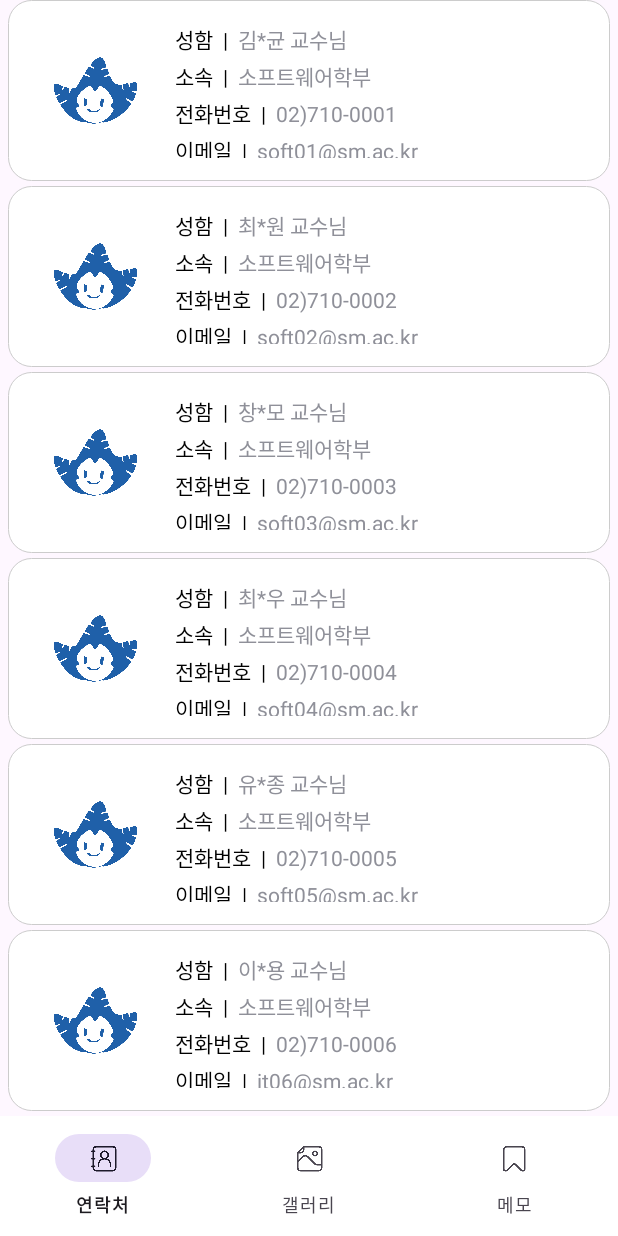
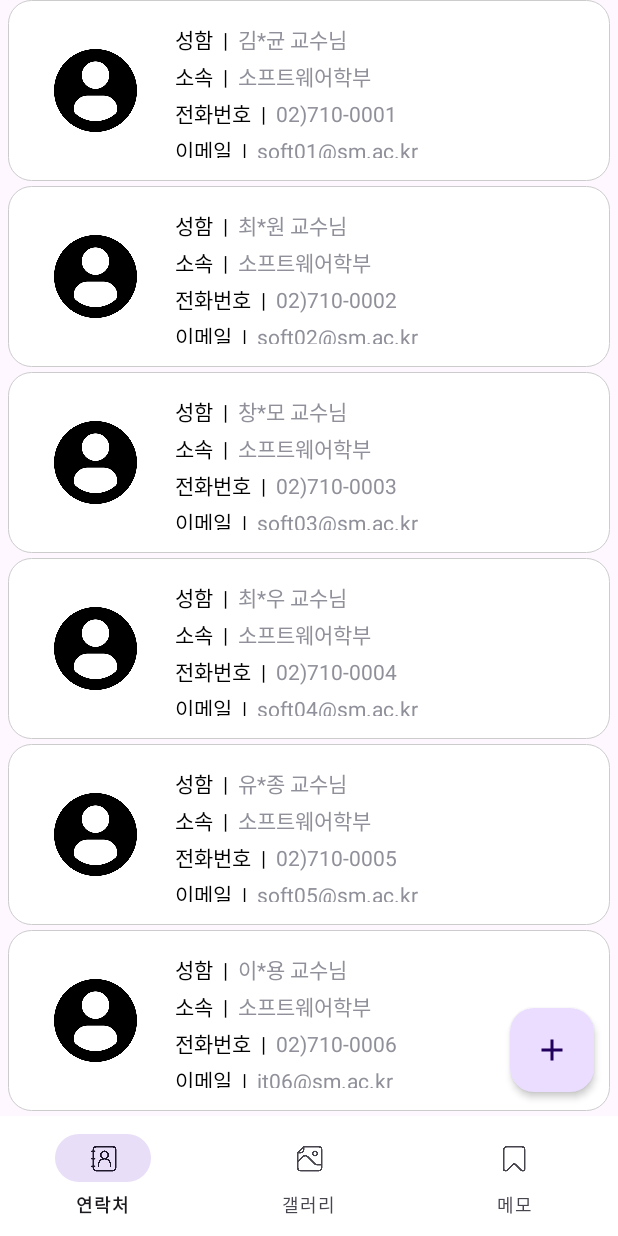
Before and after one commit to choubung/madcamp01, an Android app: the screen it shows after launch (MainActivity), on a phone screen of 412 x 824 dp. Run offline under Robolectric (Android 15) with nearby library versions, the phone set to English and light mode, and no system bars.

Commit message:
연락처 추가 기능까지 구현

```diff
--- a/app/src/main/java/com/example/myapp/Fragment1.java
+++ b/app/src/main/java/com/example/myapp/Fragment1.java
@@ -1,8 +1,14 @@
 package com.example.myapp;
 
+import static android.app.Activity.RESULT_OK;
+
 import android.content.Intent;
+import android.net.Uri;
 import android.os.Bundle;
 
+import androidx.activity.result.ActivityResultCallback;
+import androidx.activity.result.ActivityResultLauncher;
+import androidx.activity.result.contract.ActivityResultContracts;
 import androidx.annotation.NonNull;
 import androidx.annotation.Nullable;
 import androidx.fragment.app.Fragment;
@@ -13,6 +19,8 @@ import android.view.LayoutInflater;
 import android.view.View;
 import android.view.ViewGroup;
 import android.widget.Toast;
+
+import com.google.android.material.floatingactionbutton.FloatingActionButton;
 
 import org.json.JSONArray;
 import org.json.JSONObject;
@@ -26,9 +34,10 @@ public class Fragment1 extends Fragment {
     RecyclerView recyclerView;
     LinearLayoutManager layoutManager;
     ContactAdapter adapter;
+    ArrayList<ContactItem> contactItems = new ArrayList<>();
+    FloatingActionButton fab;
 
-    ContactItem item;
-    ArrayList<ContactItem> contactItems = new ArrayList<>();
+    private ActivityResultLauncher<Intent> addContactLauncher;
 
     @Nullable
     @Override
@@ -53,6 +62,34 @@ public class Fragment1 extends Fragment {
                 Intent intent = new Intent(getActivity(), ContactInfoActivity.class);
                 intent.putExtra("contact", item);
                 startActivity(intent);
+            }
+        });
+
+        addContactLauncher = registerForActivityResult(
+                new ActivityResultContracts.StartActivityForResult(),
+                result -> {
+                    if (result.getResultCode() == RESULT_OK && result.getData() != null) {
+                        String name = result.getData().getStringExtra("name");
+                        String department = result.getData().getStringExtra("department");
+                        String number = result.getData().getStringExtra("number");
+                        String email = result.getData().getStringExtra("email");
+
+                        contactItems.add(new ContactItem(name, department, number, email));
+                        adapter.notifyItemInserted(contactItems.size() - 1);  // 변경된 위치가 마지막 인덱스이므로 -1을 해준다.
+                    }
+                }
+        );
+
+        fab = (FloatingActionButton) rootView.findViewById(R.id.fab_btn);
+        fab.setOnClickListener(new View.OnClickListener() {
+            @Override
+            public void onClick(View view) {
+                Intent intent = new Intent(getActivity(), AddContactActivity.class);
+                addContactLauncher.launch(intent);
+
+                //startActivity(intent);
+                //contactItems.add(new ContactItem("name", "department", "number", "email"));
+                //adapter.notifyItemInserted(contactItems.size());
             }
         });
 
@@ -84,7 +121,7 @@ public class Fragment1 extends Fragment {
                 String phoneNumber = jsonObject1.getString("phoneNumber");
                 String email = jsonObject1.getString("email");
 
-                item = new ContactItem(name, department, phoneNumber, email);
+                ContactItem item = new ContactItem(name, department, phoneNumber, email);
                 contactItems.add(item);
             }
         }catch (Exception e){
--- /dev/null
+++ b/app/src/main/res/drawable/baseline_add_24.xml
@@ -0,0 +1,5 @@
+<vector xmlns:android="http://schemas.android.com/apk/res/android" android:height="24dp" android:tint="#755276" android:viewportHeight="24" android:viewportWidth="24" android:width="24dp">
+
+    <path android:fillColor="@android:color/white" android:pathData="M19,13h-6v6h-2v-6H5v-2h6V5h2v6h6v2z"/>
+
+</vector>
--- /dev/null
+++ b/app/src/main/res/drawable/baseline_add_30.xml
@@ -0,0 +1,5 @@
+<vector xmlns:android="http://schemas.android.com/apk/res/android" android:height="30dp" android:tint="#976498" android:viewportHeight="24" android:viewportWidth="24" android:width="30dp">
+
+    <path android:fillColor="@android:color/white" android:pathData="M19,13h-6v6h-2v-6H5v-2h6V5h2v6h6v2z"/>
+
+</vector>
--- /dev/null
+++ b/app/src/main/res/drawable/contact_button.xml
@@ -0,0 +1,5 @@
+<?xml version="1.0" encoding="utf-8"?>
+<shape xmlns:android="http://schemas.android.com/apk/res/android"
+    android:shape="rectangle">
+    <solid android:color="#FEF7FF"/>
+</shape>
--- a/app/src/main/res/layout/activity_contact_info.xml
+++ b/app/src/main/res/layout/activity_contact_info.xml
@@ -29,7 +29,7 @@
             android:id="@+id/profile"
             android:layout_width="120dp"
             android:layout_height="120dp"
-            android:src="@drawable/picture_profile" />
+            android:src="@drawable/icon_contact_profile" />
 
         <LinearLayout
             android:id="@+id/linearLayout"
--- a/app/src/main/res/layout/contact_item.xml
+++ b/app/src/main/res/layout/contact_item.xml
@@ -15,7 +15,7 @@
         android:layout_width="55dp"
         android:layout_height="90dp"
         android:layout_marginLeft="15dp"
-        android:src="@drawable/picture_profile"/>
+        android:src="@drawable/icon_contact_profile"/>
 
     <androidx.constraintlayout.widget.ConstraintLayout
         android:layout_width="match_parent"
@@ -111,5 +111,4 @@
         </LinearLayout>
     </androidx.constraintlayout.widget.ConstraintLayout>
 
-
 </LinearLayout>
--- a/app/src/main/res/layout/fragment_1.xml
+++ b/app/src/main/res/layout/fragment_1.xml
@@ -1,14 +1,28 @@
 <?xml version="1.0" encoding="utf-8"?>
-<LinearLayout xmlns:android="http://schemas.android.com/apk/res/android"
+<androidx.constraintlayout.widget.ConstraintLayout xmlns:android="http://schemas.android.com/apk/res/android"
     xmlns:tools="http://schemas.android.com/tools"
     android:layout_width="match_parent"
     android:layout_height="match_parent"
+    xmlns:app="http://schemas.android.com/apk/res-auto"
     tools:context=".Fragment1">
-
 
     <androidx.recyclerview.widget.RecyclerView
         android:id="@+id/recyclerView"
         android:layout_width="match_parent"
-        android:layout_height="match_parent" />
+        android:layout_height="match_parent"
+        tools:layout_editor_absoluteX="204dp"
+        tools:layout_editor_absoluteY="16dp" />
 
-</LinearLayout>
+    <com.google.android.material.floatingactionbutton.FloatingActionButton
+        android:id="@+id/fab_btn"
+        android:layout_width="wrap_content"
+        android:layout_height="wrap_content"
+        android:layout_gravity="end|bottom"
+        android:layout_margin="16dp"
+        app:elevation="3dp"
+        app:fabSize="normal"
+        android:src="@drawable/baseline_add_30"
+        app:layout_constraintBottom_toBottomOf="parent"
+        app:layout_constraintEnd_toEndOf="parent" />
+
+</androidx.constraintlayout.widget.ConstraintLayout>
--- a/app/src/main/res/values/themes.xml
+++ b/app/src/main/res/values/themes.xml
@@ -1,6 +1,6 @@
 <resources xmlns:tools="http://schemas.android.com/tools">
     <!-- Base application theme. -->
-    <style name="Base.Theme.MyApp" parent="Theme.Material3.DayNight.NoActionBar">
+    <style name="Base.Theme.MyApp" parent="Theme.Material3.Light.NoActionBar">
         <!-- Customize your light theme here. -->
         <!-- <item name="colorPrimary">@color/my_light_primary</item> -->
     </style>
```
Also changed, not shown: app/src/main/AndroidManifest.xml (+5 -2 lines), app/src/main/java/com/example/myapp/AddContactActivity.java (added, +51 -0 lines), app/src/main/res/layout/activity_add_contact.xml (added, +141 -0 lines), app/src/main/res/drawable/icon_add.png (added), app/src/main/res/drawable/icon_contact_call.png (added), app/src/main/res/drawable/icon_contact_email.png (added), app/src/main/res/drawable/icon_contact_profile.png (added), app/src/main/res/drawable/icon_department.png (added).
